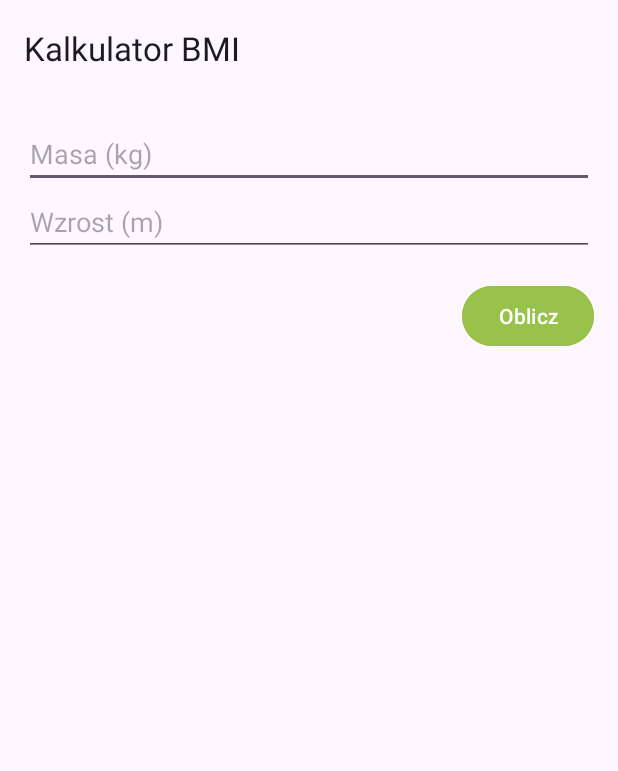
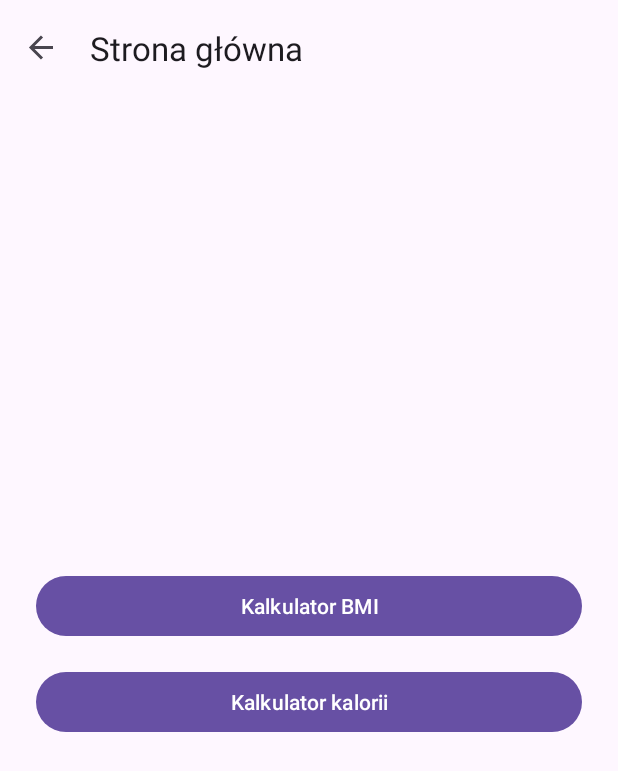
Before and after one commit to MateuszKopczynski23/PAMO, an Android app: the screen it shows after launch (MainActivity), on a phone screen of 412 x 824 dp. Shown: the top 771 px of the screen. Run offline under Robolectric (Android 15) with nearby library versions, the phone set to English and light mode, and no system bars; our stand-ins replace navigation-ui.

Commit message:
Implement splash screen and dynamic recipe suggestions based on calorie calculation

```diff
--- /dev/null
+++ b/app/src/main/java/com/example/pamo_s24261/HomeFragment.java
@@ -0,0 +1,37 @@
+package com.example.pamo_s24261;
+
+import android.os.Bundle;
+import android.view.LayoutInflater;
+import android.view.View;
+import android.view.ViewGroup;
+import android.widget.Button;
+
+import androidx.annotation.NonNull;
+import androidx.annotation.Nullable;
+import androidx.fragment.app.Fragment;
+import androidx.navigation.Navigation;
+
+public class HomeFragment extends Fragment {
+    @Nullable
+    @Override
+    public View onCreateView(@NonNull LayoutInflater inflater,
+                             @Nullable ViewGroup container,
+                             @Nullable Bundle savedInstanceState) {
+        return inflater.inflate(R.layout.fragment_home, container, false);
+    }
+
+    @Override
+    public void onViewCreated(@NonNull View view, @Nullable Bundle savedInstanceState) {
+        super.onViewCreated(view, savedInstanceState);
+
+        Button btnBmi = view.findViewById(R.id.btnBMI);
+        Button btnCalories = view.findViewById(R.id.btnCalories);
+
+        btnBmi.setOnClickListener(v ->
+                Navigation.findNavController(v).navigate(R.id.action_homeFragment_to_calculatorFragment));
+
+        btnCalories.setOnClickListener(v ->
+                Navigation.findNavController(v).navigate(R.id.action_homeFragment_to_caloriesFragment));
+    }
+
+}
--- a/app/src/main/java/com/example/pamo_s24261/MainActivity.java
+++ b/app/src/main/java/com/example/pamo_s24261/MainActivity.java
@@ -28,6 +28,14 @@ public class MainActivity extends AppCompatActivity {
         NavController navController = Navigation.findNavController(this, R.id.nav_host_fragment_content_main);
         appBarConfiguration = new AppBarConfiguration.Builder(navController.getGraph()).build();
         NavigationUI.setupActionBarWithNavController(this, navController, appBarConfiguration);
+
+        navController.addOnDestinationChangedListener((controller, destination, arguments) -> {
+            if (destination.getId() == R.id.splashFragment) {
+                if (getSupportActionBar() != null) getSupportActionBar().hide();
+            } else {
+                if (getSupportActionBar() != null) getSupportActionBar().show();
+            }
+        });
     }
 
     @Override
--- /dev/null
+++ b/app/src/main/java/com/example/pamo_s24261/SplashFragment.java
@@ -0,0 +1,33 @@
+package com.example.pamo_s24261;
+
+import android.os.Bundle;
+import android.os.Handler;
+import android.os.Looper;
+import android.view.LayoutInflater;
+import android.view.View;
+import android.view.ViewGroup;
+
+import androidx.annotation.NonNull;
+import androidx.annotation.Nullable;
+import androidx.fragment.app.Fragment;
+import androidx.navigation.Navigation;
+
+public class SplashFragment extends Fragment {
+    @Nullable
+    @Override
+    public View onCreateView(@NonNull LayoutInflater inflater,
+                             @Nullable ViewGroup container,
+                             @Nullable Bundle savedInstanceState) {
+        return inflater.inflate(R.layout.fragment_splash, container, false);
+    }
+
+    @Override
+    public void onViewCreated(@NonNull View view, @Nullable Bundle savedInstanceState) {
+        super.onViewCreated(view, savedInstanceState);
+
+        new Handler(Looper.getMainLooper()).postDelayed(() -> {
+            Navigation.findNavController(view)
+                    .navigate(R.id.action_splashFragment_to_homeFragment);
+        }, 3000);
+    }
+}
--- /dev/null
+++ b/app/src/main/res/drawable/baseline_calculate_24.xml
@@ -0,0 +1,5 @@
+<vector xmlns:android="http://schemas.android.com/apk/res/android" android:height="24dp" android:tint="#42346A" android:viewportHeight="24" android:viewportWidth="24" android:width="24dp">
+
+    <path android:fillColor="@android:color/white" android:pathData="M19,3H5C3.9,3 3,3.9 3,5v14c0,1.1 0.9,2 2,2h14c1.1,0 2,-0.9 2,-2V5C21,3.9 20.1,3 19,3zM13.03,7.06L14.09,6l1.41,1.41L16.91,6l1.06,1.06l-1.41,1.41l1.41,1.41l-1.06,1.06L15.5,9.54l-1.41,1.41l-1.06,-1.06l1.41,-1.41L13.03,7.06zM6.25,7.72h5v1.5h-5V7.72zM11.5,16h-2v2H8v-2H6v-1.5h2v-2h1.5v2h2V16zM18,17.25h-5v-1.5h5V17.25zM18,14.75h-5v-1.5h5V14.75z"/>
+
+</vector>
--- a/app/src/main/res/layout/fragment_calculator.xml
+++ b/app/src/main/res/layout/fragment_calculator.xml
@@ -26,7 +26,6 @@
         android:id="@+id/btnCalculate"
         android:layout_width="wrap_content"
         android:layout_height="wrap_content"
-        android:backgroundTint="@color/calculator_fragment_button_color"
         android:layout_gravity="end"
         android:layout_marginTop="16dp"
         android:text="@string/btn_calculate" />
--- /dev/null
+++ b/app/src/main/res/layout/fragment_home.xml
@@ -0,0 +1,22 @@
+<?xml version="1.0" encoding="utf-8"?>
+<LinearLayout xmlns:android="http://schemas.android.com/apk/res/android"
+    android:orientation="vertical"
+    android:gravity="center"
+    android:padding="24dp"
+    android:layout_width="match_parent"
+    android:layout_height="match_parent">
+
+    <Button
+        android:id="@+id/btnBMI"
+        android:layout_width="match_parent"
+        android:layout_height="wrap_content"
+        android:text="@string/bmi_calculator"
+        android:layout_marginBottom="16dp" />
+
+    <Button
+        android:id="@+id/btnCalories"
+        android:layout_width="match_parent"
+        android:layout_height="wrap_content"
+        android:text="@string/calories_calculator"
+        android:layout_marginBottom="16dp" />
+</LinearLayout>
--- a/app/src/main/res/navigation/nav_graph.xml
+++ b/app/src/main/res/navigation/nav_graph.xml
@@ -1,13 +1,40 @@
 <?xml version="1.0" encoding="utf-8"?>
 <navigation xmlns:android="http://schemas.android.com/apk/res/android"
     xmlns:app="http://schemas.android.com/apk/res-auto"
+    xmlns:tools="http://schemas.android.com/tools"
     android:id="@+id/nav_graph"
-    app:startDestination="@id/calculatorFragment">
+    app:startDestination="@id/splashFragment">
+
+    <fragment
+        android:id="@+id/splashFragment"
+        android:name="com.example.pamo_s24261.SplashFragment"
+        android:label="@string/splash_fragment_label"
+        tools:layout="@layout/fragment_splash">
+        <action
+            android:id="@+id/action_splashFragment_to_homeFragment"
+            app:destination="@id/homeFragment"
+            app:popUpTo="@id/splashFragment"
+            app:popUpToInclusive="true" />
+    </fragment>
+
+    <fragment
+        android:id="@+id/homeFragment"
+        android:name="com.example.pamo_s24261.HomeFragment"
+        android:label="@string/home_fragment_label"
+        tools:layout="@layout/fragment_home">
+        <action
+            android:id="@+id/action_homeFragment_to_calculatorFragment"
+            app:destination="@id/calculatorFragment" />
+        <action
+            android:id="@+id/action_homeFragment_to_caloriesFragment"
+            app:destination="@id/caloriesFragment" />
+    </fragment>
 
     <fragment
         android:id="@+id/calculatorFragment"
         android:name="com.example.pamo_s24261.CalculatorFragment"
-        android:label="@string/calculator_fragment_label">
+        android:label="@string/calculator_fragment_label"
+        tools:layout="@layout/fragment_calculator">
         <action
             android:id="@+id/action_calculatorFragment_to_resultFragment"
             app:destination="@id/resultFragment" />
@@ -16,5 +43,32 @@
     <fragment
         android:id="@+id/resultFragment"
         android:name="com.example.pamo_s24261.ResultFragment"
-        android:label="@string/result_fragment_label" />
+        android:label="@string/result_fragment_label"
+        tools:layout="@layout/fragment_result" />
+
+    <fragment
+        android:id="@+id/caloriesFragment"
+        android:name="com.example.pamo_s24261.CaloriesFragment"
+        android:label="@string/calories_fragment_label"
+        tools:layout="@layout/fragment_calories">
+        <action
+            android:id="@+id/action_caloriesFragment_to_caloriesResultFragment"
+            app:destination="@id/caloriesResultFragment" />
+    </fragment>
+
+    <fragment
+        android:id="@+id/caloriesResultFragment"
+        android:name="com.example.pamo_s24261.CaloriesResultFragment"
+        android:label="@string/calories_result_fragment_label"
+        tools:layout="@layout/fragment_calories_result">
+        <action
+            android:id="@+id/action_caloriesResultFragment_to_recipesFragment"
+            app:destination="@id/recipesFragment" />
+    </fragment>
+
+    <fragment
+        android:id="@+id/recipesFragment"
+        android:name="com.example.pamo_s24261.RecipesFragment"
+        android:label="@string/recipes_fragment_label"
+        tools:layout="@layout/fragment_recipes" />
 </navigation>
--- a/app/src/main/res/values/strings.xml
+++ b/app/src/main/res/values/strings.xml
@@ -1,12 +1,35 @@
 <resources>
     <string name="app_name">pamo-s24261</string>
-
-    <string name="calculator_fragment_label">Kalkulator BMI</string>
-    <color name="calculator_fragment_button_color">#99C24D</color>
-
-    <string name="result_fragment_label">Wynik</string>
 
     <string name="hint_weight">Masa (kg)</string>
     <string name="hint_height">Wzrost (m)</string>
     <string name="btn_calculate">Oblicz</string>
+
+    <string name="app_logo">Logo aplikacji</string>
+
+    <string name="bmi_calculator">Kalkulator BMI</string>
+    <string name="calories_calculator">Kalkulator kalorii</string>
+    <string name="daily_requirement">Twoje dzienne zapotrzebowanie:</string>
+    <string name="show_recipes">Zobacz przepisy</string>
+    <string name="calories_age">Wiek</string>
+    <string name="calories_weight">Waga (kg)</string>
+    <string name="calories_height">Wzrost (cm)</string>
+    <string name="calories_male">Mężczyzna</string>
+    <string name="calories_female">Kobieta</string>
+    <string name="calories_calculate">Oblicz zapotrzebowanie</string>
+
+    <string-array name="activity_levels">
+        <item>Brak aktywności</item>
+        <item>Umiarkowana aktywność</item>
+        <item>Wysoka aktywność</item>
+    </string-array>
+
+    <string name="splash_fragment_label">Ekran powitalny</string>
+    <string name="home_fragment_label">Strona główna</string>
+    <string name="calculator_fragment_label">Kalkulator BMI</string>
+    <string name="result_fragment_label">Wynik BMI</string>
+    <string name="calories_fragment_label">Kalkulator kalorii</string>
+    <string name="calories_result_fragment_label">Zapotrzebowanie kaloryczne</string>
+    <string name="recipes_fragment_label">Rekomendacje kulinarne</string>
+
 </resources>
```
Also changed, not shown: app/src/main/java/com/example/pamo_s24261/CaloriesFragment.java (added, +98 -0 lines), app/src/main/java/com/example/pamo_s24261/CaloriesResultFragment.java (added, +47 -0 lines), app/src/main/java/com/example/pamo_s24261/RecipesFragment.java (added, +105 -0 lines), app/src/main/res/layout/fragment_calories.xml (added, +66 -0 lines), app/src/main/res/layout/fragment_calories_result.xml (added, +24 -0 lines), app/src/main/res/layout/fragment_recipes.xml (added, +12 -0 lines), app/src/main/res/layout/fragment_splash.xml (added, +14 -0 lines).
